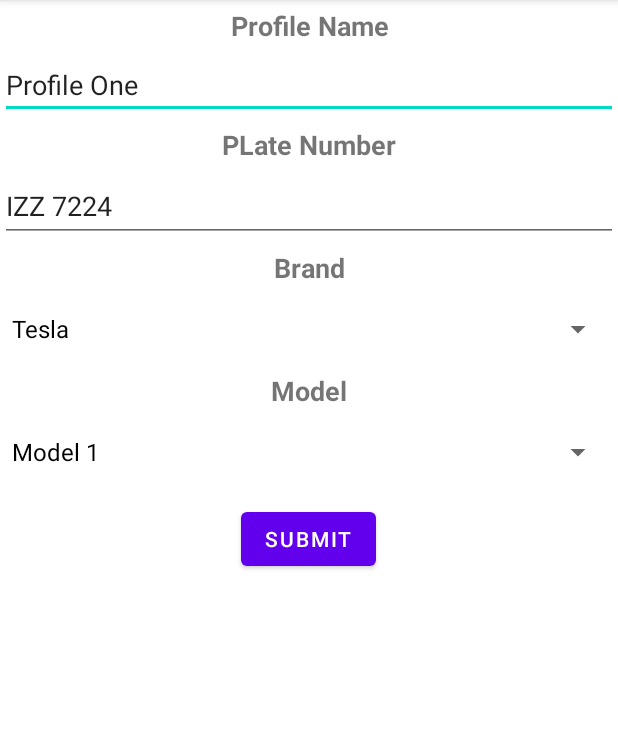
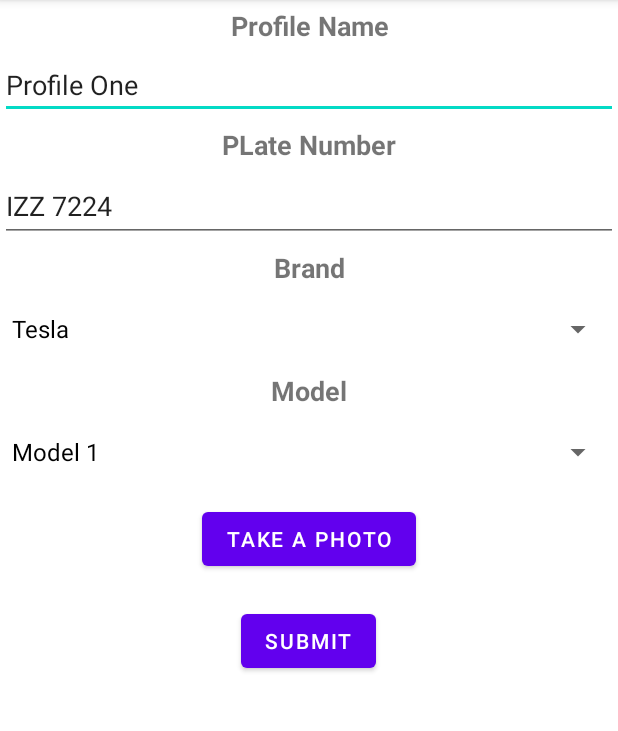
Before and after one commit to NitsosG/electric-vehicle-management, an Android app: the screen it shows after launch (VehicleProfileSetup), after a tap on "Add", on a phone screen of 412 x 824 dp, the part 84-815 px from its top. Run offline under Robolectric (Android 15) with nearby library versions, the phone set to English and light mode, and no system bars; our stand-ins replace Room's generated code.

Commit message:
Photo added to profile

```diff
--- a/app/build.gradle
+++ b/app/build.gradle
@@ -45,6 +45,7 @@ dependencies {
     implementation 'androidx.navigation:navigation-fragment-ktx:2.5.3'
     implementation 'com.google.android.gms:play-services-maps:18.1.0'
     implementation 'androidx.navigation:navigation-ui-ktx:2.5.3'
+    implementation 'com.github.bumptech.glide:glide:4.12.0'
     testImplementation 'junit:junit:4.13.2'
     androidTestImplementation 'androidx.test.ext:junit:1.1.5'
     androidTestImplementation 'androidx.test.espresso:espresso-core:3.5.1'
--- a/app/src/main/AndroidManifest.xml
+++ b/app/src/main/AndroidManifest.xml
@@ -6,6 +6,9 @@
     <uses-permission android:name="android.permission.ACCESS_FINE_LOCATION" />
     <uses-permission android:name="android.permission.ACCESS_COARSE_LOCATION" />
     <uses-permission android:name="android.permission.INTERNET"/>
+    <uses-permission android:name="android.permission.CAMERA" />
+    <uses-feature android:name="android.hardware.camera" />
+
 
     <application
         android:name=".MyApp"
@@ -45,6 +48,7 @@
             android:enabled="true"
             android:exported="true"
             />
+
     </application>
 
 </manifest>
--- a/app/src/main/java/aueb/msc/MyApp.kt
+++ b/app/src/main/java/aueb/msc/MyApp.kt
@@ -43,8 +43,8 @@ class MyApp : Application() {
 
 
         // Profiles
-        roomDAO.addProfile(Profile("James Bond", "007", "MODEL_X"))
-        roomDAO.addProfile(Profile("Batman", "Bat 001", "KA_E"))
+        roomDAO.addProfile(Profile("James Bond", "007", "MODEL_X", null))
+        roomDAO.addProfile(Profile("Batman", "Bat 001", "KA_E", null))
 
     }
 }
--- a/app/src/main/java/aueb/msc/model/Profile.kt
+++ b/app/src/main/java/aueb/msc/model/Profile.kt
@@ -11,4 +11,4 @@ import androidx.room.PrimaryKey
         childColumns = ["modelCode"],
     )]
 )
-data class Profile(@PrimaryKey val name:String, val plateNumber:String, val modelCode:String)
+data class Profile(@PrimaryKey val name:String, val plateNumber:String, val modelCode:String, val imageUri:String?)
--- a/app/src/main/res/layout/activity_vehicle_profile_setup.xml
+++ b/app/src/main/res/layout/activity_vehicle_profile_setup.xml
@@ -88,6 +88,17 @@
             tools:layout_editor_absoluteY="34dp" />
 
         <Button
+            android:id="@+id/take_photo"
+            android:layout_width="wrap_content"
+            android:layout_height="wrap_content"
+            android:text="Take a Photo"
+            tools:layout_editor_absoluteX="153dp"
+            tools:layout_editor_absoluteY="387dp"
+            android:layout_gravity="center"
+            android:layout_margin="10dp"
+            />
+
+        <Button
             android:id="@+id/vehicle_profile_submit_button"
             android:layout_width="wrap_content"
             android:layout_height="wrap_content"
```
Also changed, not shown: app/src/main/java/aueb/msc/VehicleMonitorActivity.kt (+34 -11 lines), app/src/main/java/aueb/msc/VehicleProfileSetup.kt (+110 -2 lines), app/src/main/res/layout/activity_vehicle_monitor.xml (+7 -0 lines).
